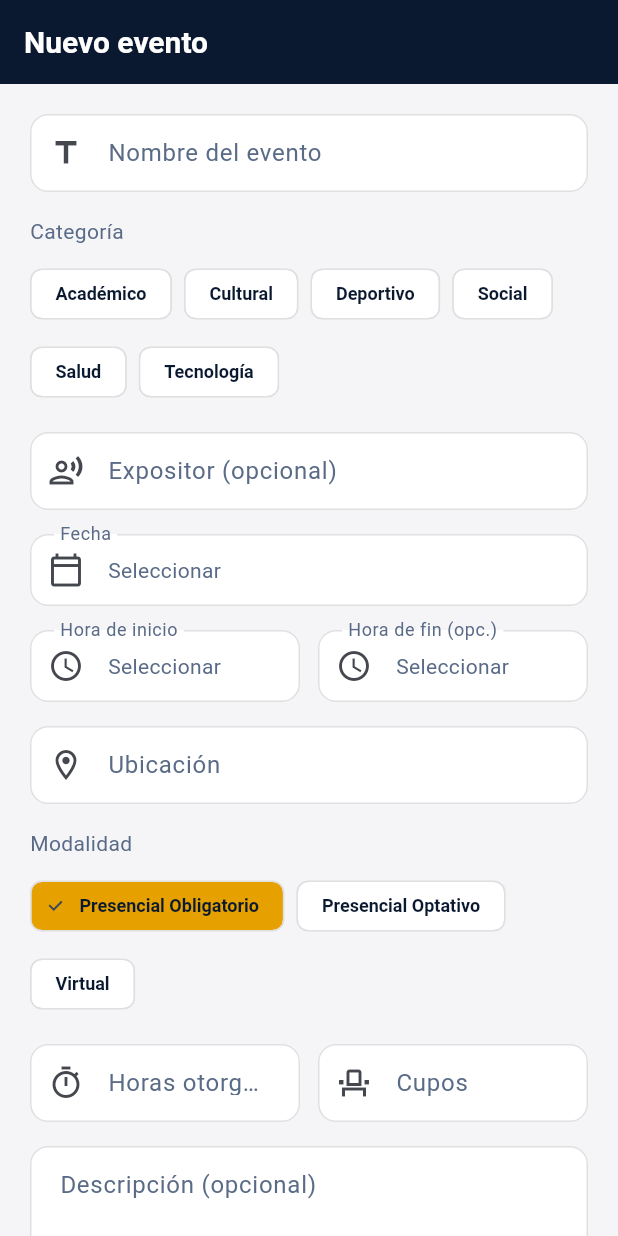
After one commit to SirKevin99/Proyecto-Extension, a Flutter app: the CrearEventoScreen screen opened by its route, on a phone screen of 412 x 824 dp. The commit adds this screen. Run offline on Flutter 3.47's test engine with Material 3 defaults, Android fonts, the phone set to English and light mode, and no system bars; our stand-ins replace flutter_riverpod, flutter_secure_storage, go_router, supabase_flutter; accounts and stored records are empty.

Commit message:
feat(eventos): formulario de creacion de eventos para admin

```diff
--- a/lib/core/router.dart
+++ b/lib/core/router.dart
@@ -1,6 +1,7 @@
 import 'package:flutter/material.dart';
 import 'package:go_router/go_router.dart';
 import '../features/home/home_admin_screen.dart';
+import '../features/eventos/crear_evento_screen.dart';
 
 import '../features/auth/login_screen.dart';
 import '../features/auth/recuperar_password_screen.dart';
@@ -223,11 +224,9 @@ final GoRouter appRouter = GoRouter(
   builder: (context, state) => const HomeAdminScreen(),
 ),
     GoRoute(
-      path: AppRoutes.crearEvento,
-      builder: (context, state) => const _PlaceholderScreen(
-        titulo: 'Crear evento (pendiente)',
-      ),
-    ),
+  path: AppRoutes.crearEvento,
+  builder: (context, state) => const CrearEventoScreen(),
+),
     GoRoute(
       path: AppRoutes.gestionAsistencia,
       builder: (context, state) => const _PlaceholderScreen(
--- a/lib/features/auth/recuperar_password_screen.dart
+++ b/lib/features/auth/recuperar_password_screen.dart
@@ -95,7 +95,7 @@ class _RecuperarPasswordScreenState
       );
 
       setState(() => _paso = _PasoRecuperacion.nuevaPassword);
-    } on AuthException catch (e) {
+    } on AuthException {
       _mostrarError('Código incorrecto o expirado.');
     } catch (_) {
       _mostrarError('No se pudo verificar el código. Intentá nuevamente.');
--- /dev/null
+++ b/lib/features/eventos/crear_evento_screen.dart
@@ -0,0 +1,451 @@
+import 'package:flutter/material.dart';
+import 'package:flutter_riverpod/flutter_riverpod.dart';
+import 'package:go_router/go_router.dart';
+import 'package:intl/intl.dart';
+
+import '../../core/theme.dart';
+import '../home/home_provider.dart';
+import 'eventos_provider.dart';
+
+class CrearEventoScreen extends ConsumerStatefulWidget {
+  const CrearEventoScreen({super.key});
+
+  @override
+  ConsumerState<CrearEventoScreen> createState() => _CrearEventoScreenState();
+}
+
+class _CrearEventoScreenState extends ConsumerState<CrearEventoScreen> {
+  final _formKey = GlobalKey<FormState>();
+
+  final _nombreController = TextEditingController();
+  final _descripcionController = TextEditingController();
+  final _expositorController = TextEditingController();
+  final _ubicacionController = TextEditingController();
+  final _horasController = TextEditingController();
+  final _cuposController = TextEditingController();
+
+  String? _categoria;
+  String _modalidad = modalidadesEvento.first;
+  DateTime? _fecha;
+  TimeOfDay? _horaInicio;
+  TimeOfDay? _horaFin;
+
+  /// Se activa al primer intento de guardar, para mostrar los errores
+  /// de los campos que no son TextFormField (categoría, fecha, horas).
+  bool _intentoEnviar = false;
+
+  @override
+  void dispose() {
+    _nombreController.dispose();
+    _descripcionController.dispose();
+    _expositorController.dispose();
+    _ubicacionController.dispose();
+    _horasController.dispose();
+    _cuposController.dispose();
+    super.dispose();
+  }
+
+  String _fmtFechaDb(DateTime f) =>
+      '${f.year.toString().padLeft(4, '0')}-'
+      '${f.month.toString().padLeft(2, '0')}-'
+      '${f.day.toString().padLeft(2, '0')}';
+
+  String _fmtHoraDb(TimeOfDay h) =>
+      '${h.hour.toString().padLeft(2, '0')}:'
+      '${h.minute.toString().padLeft(2, '0')}:00';
+
+  String _fmtHoraUi(TimeOfDay h) =>
+      '${h.hour.toString().padLeft(2, '0')}:'
+      '${h.minute.toString().padLeft(2, '0')}';
+
+  int _minutos(TimeOfDay h) => h.hour * 60 + h.minute;
+
+  Future<void> _elegirFecha() async {
+    final hoy = DateTime.now();
+    final elegida = await showDatePicker(
+      context: context,
+      initialDate: _fecha ?? hoy,
+      firstDate: DateTime(hoy.year, hoy.month, hoy.day),
+      lastDate: DateTime(hoy.year + 2),
+    );
+    if (elegida != null) setState(() => _fecha = elegida);
+  }
+
+  Future<void> _elegirHora({required bool esInicio}) async {
+    final actual = esInicio ? _horaInicio : _horaFin;
+    final elegida = await showTimePicker(
+      context: context,
+      initialTime: actual ?? const TimeOfDay(hour: 18, minute: 0),
+      builder: (context, child) => MediaQuery(
+        data: MediaQuery.of(context).copyWith(alwaysUse24HourFormat: true),
+        child: child!,
+      ),
+    );
+    if (elegida == null) return;
+    setState(() {
+      if (esInicio) {
+        _horaInicio = elegida;
+      } else {
+        _horaFin = elegida;
+      }
+    });
+  }
+
+  String? get _errorHoraFin {
+    if (_horaInicio != null &&
+        _horaFin != null &&
+        _minutos(_horaFin!) <= _minutos(_horaInicio!)) {
+      return 'La hora de fin debe ser posterior al inicio';
+    }
+    return null;
+  }
+
+  bool get _selectoresValidos =>
+      _categoria != null &&
+      _fecha != null &&
+      _horaInicio != null &&
+      _errorHoraFin == null;
+
+  String? _vacioSiNulo(String texto) {
+    final t = texto.trim();
+    return t.isEmpty ? null : t;
+  }
+
+  Future<void> _guardar() async {
+    FocusScope.of(context).unfocus();
+    setState(() => _intentoEnviar = true);
+
+    final formOk = _formKey.currentState!.validate();
+    if (!formOk || !_selectoresValidos) return;
+
+    final messenger = ScaffoldMessenger.of(context);
+    final router = GoRouter.of(context);
+
+    final exito = await ref.read(crearEventoNotifierProvider.notifier).crear(
+          nombre: _nombreController.text.trim(),
+          descripcion: _vacioSiNulo(_descripcionController.text),
+          categoria: _categoria!,
+          expositor: _vacioSiNulo(_expositorController.text),
+          fecha: _fmtFechaDb(_fecha!),
+          horaInicio: _fmtHoraDb(_horaInicio!),
+          horaFin: _horaFin == null ? null : _fmtHoraDb(_horaFin!),
+          ubicacion: _ubicacionController.text.trim(),
+          modalidad: _modalidad,
+          horasOtorgadas: int.parse(_horasController.text.trim()),
+          cuposMaximos: int.parse(_cuposController.text.trim()),
+        );
+
+    if (!exito) return; // el ref.listen de build muestra el error
+
+    ref.invalidate(metricasAdminProvider);
+    ref.invalidate(catalogoEventosProvider);
+
+    messenger.showSnackBar(
+      const SnackBar(
+        content: Text('Evento creado correctamente'),
+        backgroundColor: UniNorteColors.exito,
+        behavior: SnackBarBehavior.floating,
+      ),
+    );
+    router.pop();
+  }
+
+  String _mensajeError(Object error) {
+    final texto = error.toString().toLowerCase();
+    if (texto.contains('42501') || texto.contains('row-level security')) {
+      return 'No tenés permiso para crear eventos.';
+    }
+    return 'No se pudo crear el evento. Intentá nuevamente.';
+  }
+
+  @override
+  Widget build(BuildContext context) {
+    final guardando = ref.watch(crearEventoNotifierProvider).isLoading;
+
+    ref.listen<AsyncValue<void>>(crearEventoNotifierProvider, (previo, actual) {
+      actual.whenOrNull(
+        error: (err, _) {
+          ScaffoldMessenger.of(context).showSnackBar(
+            SnackBar(
+              content: Text(_mensajeError(err)),
+              backgroundColor: UniNorteColors.error,
+              behavior: SnackBarBehavior.floating,
+            ),
+          );
+        },
+      );
+    });
+
+    final formatoFecha = DateFormat('EEEE dd MMMM yyyy', 'es');
+
+    return Scaffold(
+      appBar: AppBar(title: const Text('Nuevo evento')),
+      body: SafeArea(
+        child: Form(
+          key: _formKey,
+          child: ListView(
+            padding: const EdgeInsets.all(20),
+            children: [
+              TextFormField(
+                controller: _nombreController,
+                textCapitalization: TextCapitalization.sentences,
+                decoration: const InputDecoration(
+                  labelText: 'Nombre del evento',
+                  prefixIcon: Icon(Icons.title),
+                ),
+                validator: (v) => (v == null || v.trim().length < 3)
+                    ? 'Ingresá el nombre del evento'
+                    : null,
+              ),
+              const SizedBox(height: 16),
+
+              const _Etiqueta('Categoría'),
+              Wrap(
+                spacing: 8,
+                runSpacing: 4,
+                children: categoriasEvento
+                    .map(
+                      (cat) => ChoiceChip(
+                        label: Text(cat),
+                        selected: _categoria == cat,
+                        selectedColor: UniNorteColors.dorado,
+                        backgroundColor: Colors.white,
+                        side: BorderSide(color: Colors.grey.shade300),
+                        onSelected: (_) => setState(() => _categoria = cat),
+                      ),
+                    )
+                    .toList(),
+              ),
+              if (_intentoEnviar && _categoria == null)
+                const _TextoError('Elegí una categoría'),
+              const SizedBox(height: 16),
+
+              TextFormField(
+                controller: _expositorController,
+                textCapitalization: TextCapitalization.words,
+                decoration: const InputDecoration(
+                  labelText: 'Expositor (opcional)',
+                  prefixIcon: Icon(Icons.record_voice_over_outlined),
+                ),
+              ),
+              const SizedBox(height: 16),
+
+              _CampoSelector(
+                icono: Icons.calendar_today_outlined,
+                etiqueta: 'Fecha',
+                valor: _fecha == null
+                    ? null
+                    : formatoFecha.format(_fecha!),
+                error: _intentoEnviar && _fecha == null
+                    ? 'Elegí la fecha'
+                    : null,
+                onTap: _elegirFecha,
+              ),
+              const SizedBox(height: 16),
+
+              Row(
+                crossAxisAlignment: CrossAxisAlignment.start,
+                children: [
+                  Expanded(
+                    child: _CampoSelector(
+                      icono: Icons.schedule_outlined,
+                      etiqueta: 'Hora de inicio',
+                      valor: _horaInicio == null
+                          ? null
+                          : _fmtHoraUi(_horaInicio!),
+                      error: _intentoEnviar && _horaInicio == null
+                          ? 'Obligatoria'
+                          : null,
+                      onTap: () => _elegirHora(esInicio: true),
+                    ),
+                  ),
+                  const SizedBox(width: 12),
+                  Expanded(
+                    child: _CampoSelector(
+                      icono: Icons.schedule_outlined,
+                      etiqueta: 'Hora de fin (opc.)',
+                      valor: _horaFin == null ? null : _fmtHoraUi(_horaFin!),
+                      error: _errorHoraFin,
+                      onTap: () => _elegirHora(esInicio: false),
+                    ),
+                  ),
+                ],
+              ),
+              const SizedBox(height: 16),
+
+              TextFormField(
+                controller: _ubicacionController,
+                textCapitalization: TextCapitalization.sentences,
+                decoration: const InputDecoration(
+                  labelText: 'Ubicación',
+                  prefixIcon: Icon(Icons.location_on_outlined),
+                ),
+                validator: (v) => (v == null || v.trim().isEmpty)
+                    ? 'Ingresá la ubicación'
+                    : null,
+              ),
+              const SizedBox(height: 16),
+
+              const _Etiqueta('Modalidad'),
+              Wrap(
+                spacing: 8,
+                runSpacing: 4,
+                children: modalidadesEvento
+                    .map(
+                      (m) => ChoiceChip(
+                        label: Text(m),
+                        selected: _modalidad == m,
+                        selectedColor: UniNorteColors.dorado,
+                        backgroundColor: Colors.white,
+                        side: BorderSide(color: Colors.grey.shade300),
+                        onSelected: (_) => setState(() => _modalidad = m),
+                      ),
+                    )
+                    .toList(),
+              ),
+              const SizedBox(height: 16),
+
+              Row(
+                crossAxisAlignment: CrossAxisAlignment.start,
+                children: [
+                  Expanded(
+                    child: TextFormField(
+                      controller: _horasController,
+                      keyboardType: TextInputType.number,
+                      decoration: const InputDecoration(
+                        labelText: 'Horas otorgadas',
+                        prefixIcon: Icon(Icons.timer_outlined),
+                      ),
+                      validator: (v) {
+                        final n = int.tryParse(v?.trim() ?? '');
+                        if (n == null || n < 1 || n > 120) {
+                          return 'Entre 1 y 120';
+                        }
+                        return null;
+                      },
+                    ),
+                  ),
+                  const SizedBox(width: 12),
+                  Expanded(
+                    child: TextFormField(
+                      controller: _cuposController,
+                      keyboardType: TextInputType.number,
+                      decoration: const InputDecoration(
+                        labelText: 'Cupos',
+                        prefixIcon: Icon(Icons.event_seat_outlined),
+                      ),
+                      validator: (v) {
+                        final n = int.tryParse(v?.trim() ?? '');
+                        if (n == null || n < 1 || n > 5000) {
+                          return 'Entre 1 y 5000';
+                        }
+                        return null;
+                      },
+                    ),
+                  ),
+                ],
+              ),
+              const SizedBox(height: 16),
+
+              TextFormField(
+                controller: _descripcionController,
+                maxLines: 4,
+                textCapitalization: TextCapitalization.sentences,
+                decoration: const InputDecoration(
+                  labelText: 'Descripción (opcional)',
+                  alignLabelWithHint: true,
+                ),
+              ),
+              const SizedBox(height: 24),
+
+              ElevatedButton(
+                onPressed: guardando ? null : _guardar,
+                child: guardando
+                    ? const SizedBox(
+                        height: 20,
+                        width: 20,
+                        child: CircularProgressIndicator(
+                          strokeWidth: 2,
+                          color: UniNorteColors.azulMarino,
+                        ),
+                      )
+                    : const Text('Crear evento'),
+              ),
+            ],
+          ),
+        ),
+      ),
+    );
+  }
+}
+
+class _Etiqueta extends StatelessWidget {
+  final String texto;
+  const _Etiqueta(this.texto);
+
+  @override
+  Widget build(BuildContext context) {
+    return Padding(
+      padding: const EdgeInsets.only(bottom: 8),
+      child: Text(texto, style: Theme.of(context).textTheme.bodyMedium),
+    );
+  }
+}
+
+class _TextoError extends StatelessWidget {
+  final String texto;
+  const _TextoError(this.texto);
+
+  @override
+  Widget build(BuildContext context) {
+    return Padding(
+      padding: const EdgeInsets.only(top: 6, left: 4),
+      child: Text(
+        texto,
+        style: const TextStyle(color: UniNorteColors.error, fontSize: 12),
+      ),
+    );
+  }
+}
+
+/// Campo de solo lectura que abre un picker al tocarlo.
+class _CampoSelector extends StatelessWidget {
+  final IconData icono;
+  final String etiqueta;
+  final String? valor;
+  final String? error;
+  final VoidCallback onTap;
+
+  const _CampoSelector({
+    required this.icono,
+    required this.etiqueta,
+    required this.valor,
+    required this.onTap,
+    this.error,
+  });
+
+  @override
+  Widget build(BuildContext context) {
+    return InkWell(
+      borderRadius: BorderRadius.circular(12),
+      onTap: onTap,
+      child: InputDecorator(
+        decoration: InputDecoration(
+          labelText: etiqueta,
+          prefixIcon: Icon(icono),
+          errorText: error,
+        ),
+        child: Text(
+          valor ?? 'Seleccionar',
+          style: TextStyle(
+            color: valor == null
+                ? UniNorteColors.textoSecundario
+                : UniNorteColors.textoPrimario,
+          ),
+          maxLines: 1,
+          overflow: TextOverflow.ellipsis,
+        ),
+      ),
+    );
+  }
+}
--- a/lib/features/eventos/detalle_evento_screen.dart
+++ b/lib/features/eventos/detalle_evento_screen.dart
@@ -1,6 +1,6 @@
 import 'package:flutter/material.dart';
 import 'package:flutter_riverpod/flutter_riverpod.dart';
-import 'package:go_router/go_router.dart';
+
 import 'package:intl/intl.dart';
 
 import '../../core/theme.dart';
--- a/lib/features/eventos/eventos_provider.dart
+++ b/lib/features/eventos/eventos_provider.dart
@@ -1,7 +1,22 @@
 import 'package:flutter_riverpod/flutter_riverpod.dart';
 
 import '../../core/supabase_client.dart';
+/// Categorías disponibles. Las usan el filtro del catálogo (alumno)
+/// y el formulario de creación (admin).
+const List<String> categoriasEvento = [
+  'Académico',
+  'Cultural',
+  'Deportivo',
+  'Social',
+  'Salud',
+  'Tecnología',
+];
 
+const List<String> modalidadesEvento = [
+  'Presencial Obligatorio',
+  'Presencial Optativo',
+  'Virtual',
+];
 // ---------------------------------------------------------------
 // Modelo de dominio: Evento
 // ---------------------------------------------------------------
@@ -203,3 +218,57 @@ final inscripcionNotifierProvider =
     StateNotifierProvider.autoDispose<InscripcionNotifier, AsyncValue<void>>(
   (ref) => InscripcionNotifier(),
 );
+
+// ---------------------------------------------------------------
+// Acción del admin: crear evento
+// ---------------------------------------------------------------
+
+class CrearEventoNotifier extends StateNotifier<AsyncValue<void>> {
+  CrearEventoNotifier() : super(const AsyncValue.data(null));
+
+  /// `cupos_disponibles` arranca igual a `cupos_maximos`.
+  /// `creado_por` debe ser auth.uid(): la policy
+  /// `eventos_insert_admin` rechaza cualquier otro valor.
+  Future<bool> crear({
+    required String nombre,
+    String? descripcion,
+    required String categoria,
+    String? expositor,
+    required String fecha, // yyyy-MM-dd
+    required String horaInicio, // HH:mm:ss
+    String? horaFin,
+    required String ubicacion,
+    required String modalidad,
+    required int horasOtorgadas,
+    required int cuposMaximos,
+  }) async {
+    state = const AsyncValue.loading();
+    try {
+      await supabase.from('eventos').insert({
+        'nombre': nombre,
+        'descripcion': descripcion,
+        'categoria': categoria,
+        'expositor': expositor,
+        'fecha': fecha,
+        'hora_inicio': horaInicio,
+        'hora_fin': horaFin,
+        'ubicacion': ubicacion,
+        'modalidad': modalidad,
+        'horas_otorgadas': horasOtorgadas,
+        'cupos_maximos': cuposMaximos,
+        'cupos_disponibles': cuposMaximos,
+        'creado_por': supabase.auth.currentUser!.id,
+      });
+      state = const AsyncValue.data(null);
+      return true;
+    } catch (e, st) {
+      state = AsyncValue.error(e, st);
+      return false;
+    }
+  }
+}
+
+final crearEventoNotifierProvider =
+    StateNotifierProvider.autoDispose<CrearEventoNotifier, AsyncValue<void>>(
+  (ref) => CrearEventoNotifier(),
+);
--- a/lib/features/home/home_estudiante_screen.dart
+++ b/lib/features/home/home_estudiante_screen.dart
@@ -5,8 +5,7 @@ import 'package:go_router/go_router.dart';
 import '../../core/router.dart';
 import '../../core/theme.dart';
 import '../auth/auth_provider.dart';
-import 'home_provider.dart';
-
+import 'home_provider.dart'; // O el archivo donde esté definido el provider
 class HomeEstudianteScreen extends ConsumerWidget {
   const HomeEstudianteScreen({super.key});
 
```
Also changed, not shown: lib/features/auth/login_screen.dart (+4 -4 lines), lib/features/eventos/lista_eventos_screen.dart (+2 -9 lines), lib/features/home/home_provider.dart (+43 -0 lines), 2 other files.
